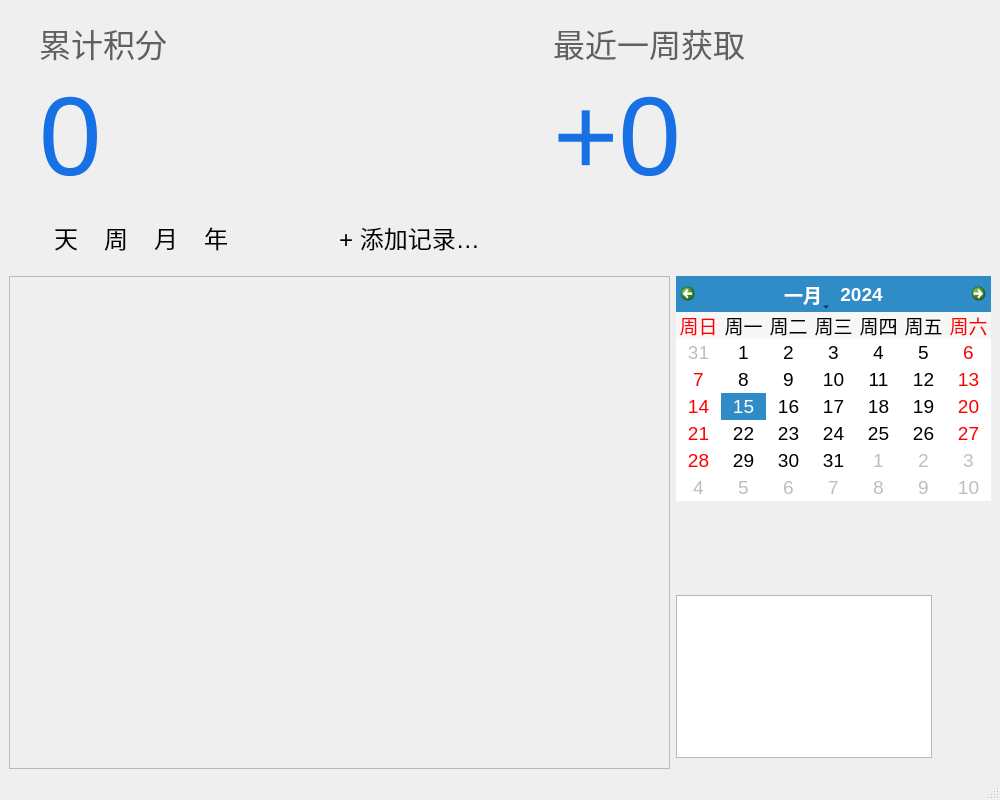
zyy1214/moyu-helper, file recordwindow.ui: the form before one commit.
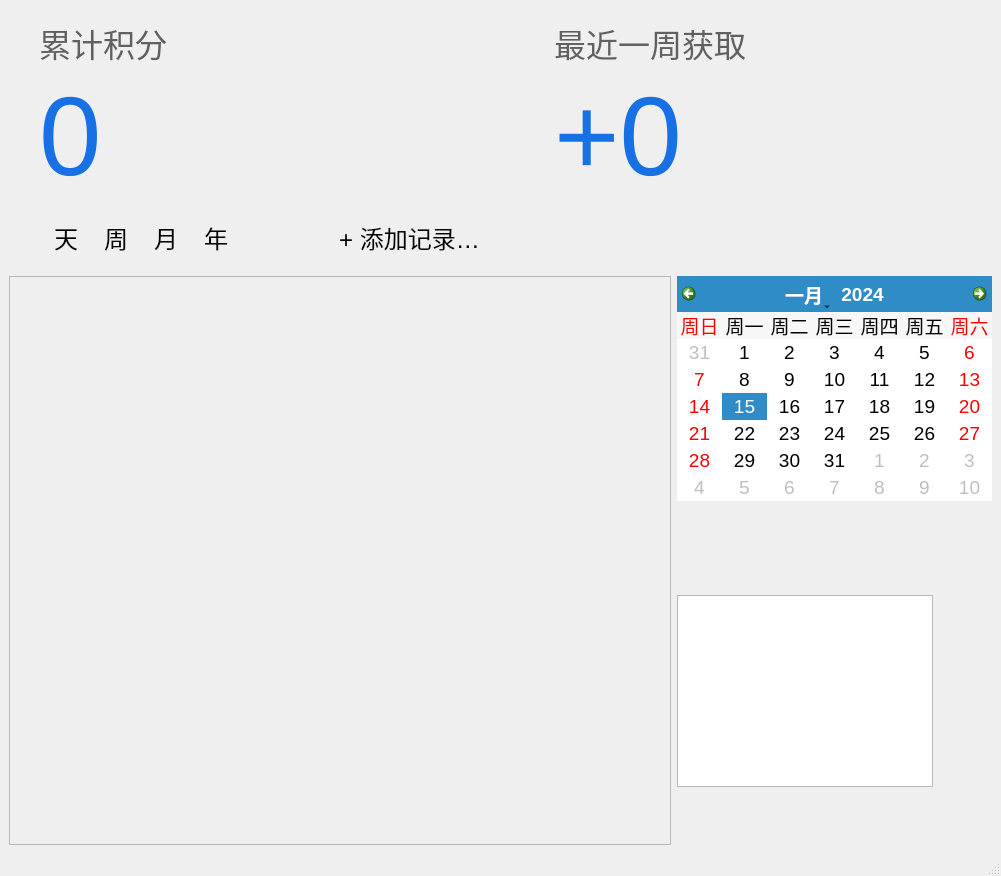
The form after the commit.

Patch:
```diff
--- a/recordwindow.ui
+++ b/recordwindow.ui
@@ -6,8 +6,8 @@
    <rect>
     <x>0</x>
     <y>0</y>
-    <width>1000</width>
-    <height>800</height>
+    <width>1001</width>
+    <height>876</height>
    </rect>
   </property>
   <property name="sizePolicy">
```
Left out of the diff: 4 changed lines with no effect on the pictures.
